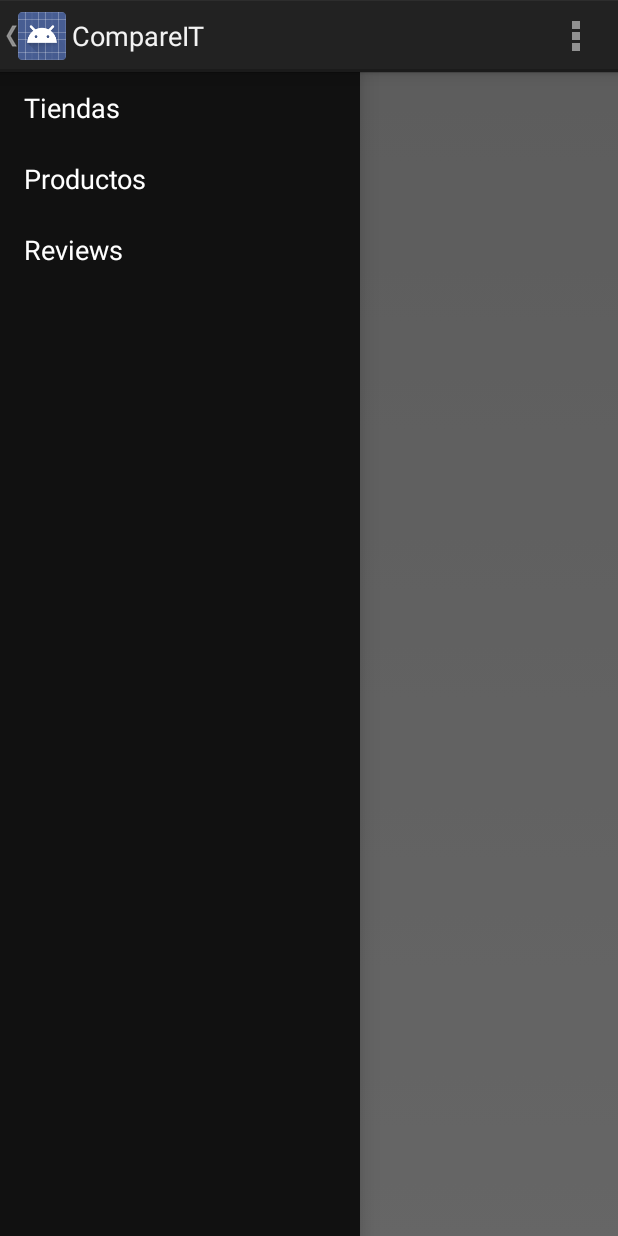
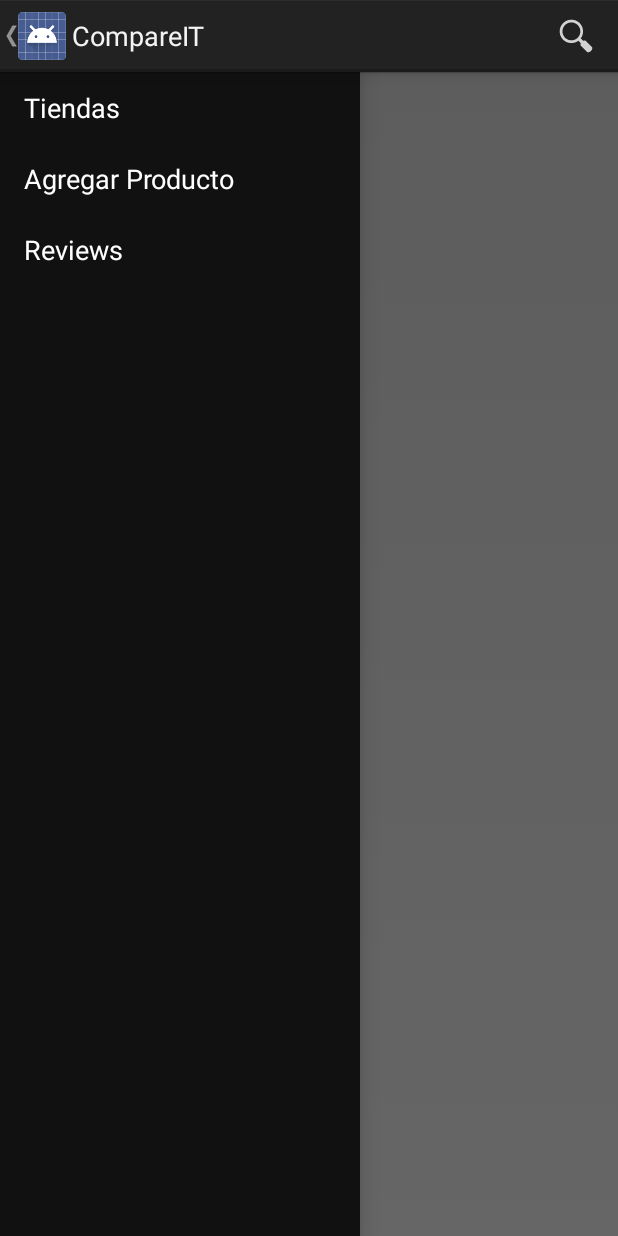
Before and after one commit to rsansores/compare-it, an Android app: the screen it shows after launch (MainActivity), with the side drawer open, on a phone screen of 412 x 824 dp. Run offline under Robolectric (Android 15) with nearby library versions, the phone set to English and light mode, and no system bars; 3 statements that could not run were skipped.

Commit message:
Search box en el Action bar.
Iconitos para el search
Signed-off-by: Ignacio Quintero <nacho950@gmail.com>

```diff
--- a/CompareIT/CompareIT/src/main/java/com/example/compareit/MainActivity.java
+++ b/CompareIT/CompareIT/src/main/java/com/example/compareit/MainActivity.java
@@ -35,7 +35,7 @@ public class MainActivity extends Activity {
 
 
 
-        mMenuItems = new String[]{"Tiendas", "Productos", "Reviews"};
+        mMenuItems = new String[]{"Tiendas", "Agregar Producto", "Reviews"};
         mDrawerLayout = (DrawerLayout) findViewById(R.id.drawer_layout);
 
 
@@ -103,7 +103,9 @@ public class MainActivity extends Activity {
     @Override
     public boolean onCreateOptionsMenu(Menu menu) {
         // Inflate the menu; this adds items to the action bar if it is present.
-        getMenuInflater().inflate(R.menu.main, menu);
+        getMenuInflater().inflate(R.menu.options_menu, menu);
+
+
         return true;
     }
 
--- a/CompareIT/CompareIT/src/main/res/layout/activity_main.xml
+++ b/CompareIT/CompareIT/src/main/res/layout/activity_main.xml
@@ -4,6 +4,11 @@
     android:id="@+id/drawer_layout"
     android:layout_width="match_parent"
     android:layout_height="match_parent">
+
+
+
+
+
     <!-- The main content view -->
     <include layout="@layout/main_layout"
            android:id="@+id/content_frame"
--- /dev/null
+++ b/CompareIT/CompareIT/src/main/res/menu/options_menu.xml
@@ -0,0 +1,9 @@
+<?xml version="1.0" encoding="utf-8"?>
+
+<menu xmlns:android="http://schemas.android.com/apk/res/android">
+    <item android:id="@+id/search"
+        android:title="@string/search_title"
+        android:icon="@drawable/ic_action_search"
+        android:showAsAction="collapseActionView|ifRoom"
+        android:actionViewClass="android.widget.SearchView" />
+</menu>
--- a/CompareIT/CompareIT/src/main/res/values/strings.xml
+++ b/CompareIT/CompareIT/src/main/res/values/strings.xml
@@ -7,4 +7,5 @@
 
     <string name="drawer_close">Cerrar Menu</string>
     <string name="drawer_open">Abrir Menu</string>
+    <string name="search_title">Buscar</string>
 </resources>
```
Also changed, not shown: CompareIT/CompareIT/src/main/res/drawable-hdpi/ic_action_search.png (added), CompareIT/CompareIT/src/main/res/drawable-mdpi/ic_action_search.png (added), CompareIT/CompareIT/src/main/res/drawable-xhdpi/ic_action_search.png (added), CompareIT/CompareIT/src/main/res/drawable-xxhdpi/ic_action_search.png (added).
